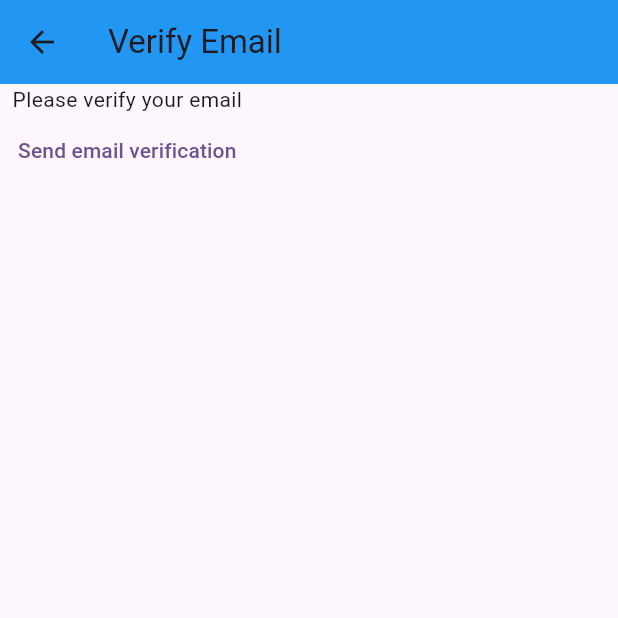
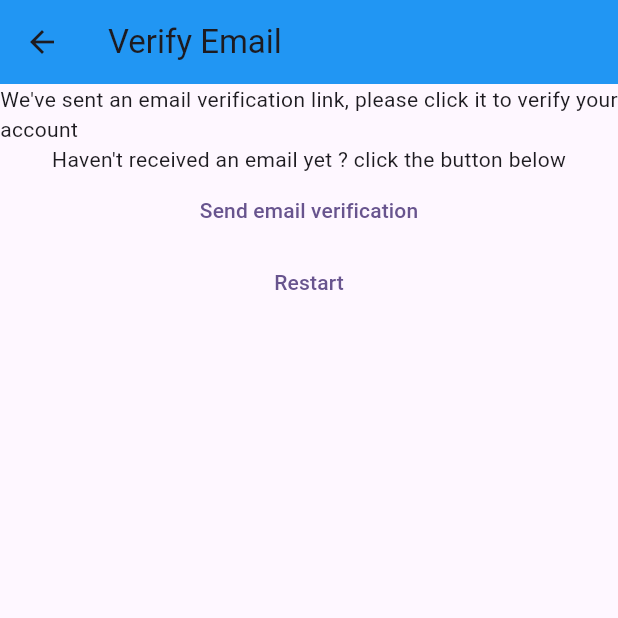
Before and after one commit to vkhydras/Notes, a Flutter app: the VerifyEmailView screen opened directly, on a phone screen of 412 x 824 dp, the top half of it. Run offline on Flutter 3.47's test engine with Material 3 defaults, Android fonts, the phone set to English and light mode, and no system bars; our stand-ins replace firebase_auth, firebase_core; accounts and stored records are empty.

Commit message:
verify logic

```diff
--- a/lib/constants/routes.dart
+++ b/lib/constants/routes.dart
@@ -1,3 +1,4 @@
 const loginRoute = '/login/';
 const registerRoute = '/register/';
 const notesRoute = '/notes/';
+const verifyEmailRoute = '/verify-email/';
--- a/lib/main.dart
+++ b/lib/main.dart
@@ -4,6 +4,7 @@ import 'package:notes_app/views/home_page.dart';
 import 'package:notes_app/views/login_view.dart';
 import 'package:notes_app/views/notes_view.dart';
 import 'package:notes_app/views/register_view.dart';
+import 'package:notes_app/views/verifyemail_view.dart';
 // import 'dart:developer' as devtools show log;
 
 void main() {
@@ -18,7 +19,8 @@ void main() {
       routes: {
         loginRoute:(context) => const LoginView(),
         registerRoute: (context) => const RegisterView(),
-        notesRoute: (context) => const NotesView()
+        notesRoute: (context) => const NotesView(),
+        verifyEmailRoute: (context) => const VerifyEmailView(),
       },
     ));
 }
--- a/lib/views/verifyemail_view.dart
+++ b/lib/views/verifyemail_view.dart
@@ -1,5 +1,6 @@
 import 'package:firebase_auth/firebase_auth.dart';
 import 'package:flutter/material.dart';
+import 'package:notes_app/constants/routes.dart';
 
 class VerifyEmailView extends StatefulWidget {
   const VerifyEmailView({super.key});
@@ -17,14 +18,26 @@ class _VerifyEmailViewState extends State<VerifyEmailView> {
         backgroundColor: Colors.blue,
       ),
       body: Column(children: [
-        const Text('Please verify your email'),
+        const Text("We've sent an email verification link, please click it to verify your account"),
+        const Text("Haven't received an email yet ? click the button below"),
         TextButton(
             onPressed: () async {
               final user = FirebaseAuth.instance.currentUser;
               await user?.sendEmailVerification();
             },
-            child: const Text('Send email verification'))
+            child: const Text('Send email verification')
+            ),
+        TextButton(
+          onPressed: ()async {
+            await FirebaseAuth.instance.signOut();
+            Navigator.of(context).pushNamedAndRemoveUntil(
+              registerRoute,
+              (route) => false);
+          },
+          child: const Text('Restart')
+          ),
       ]),
+
     );
   }
 }
```
Also changed, not shown: lib/views/register_view.dart (+30 -7 lines).
